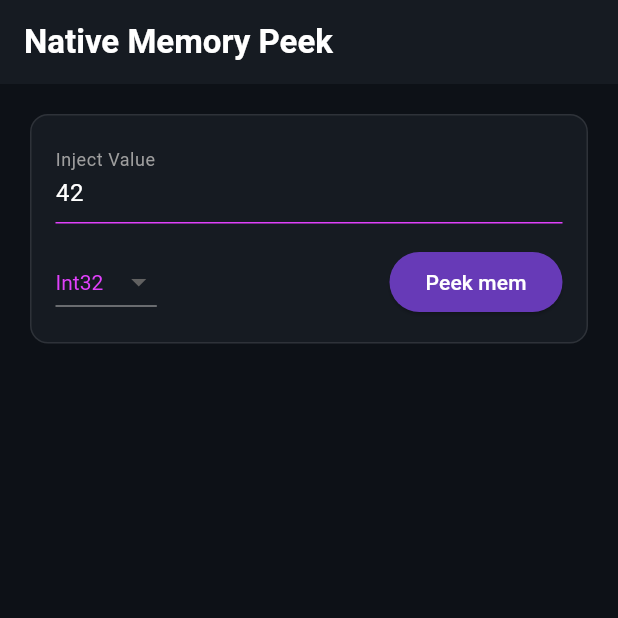
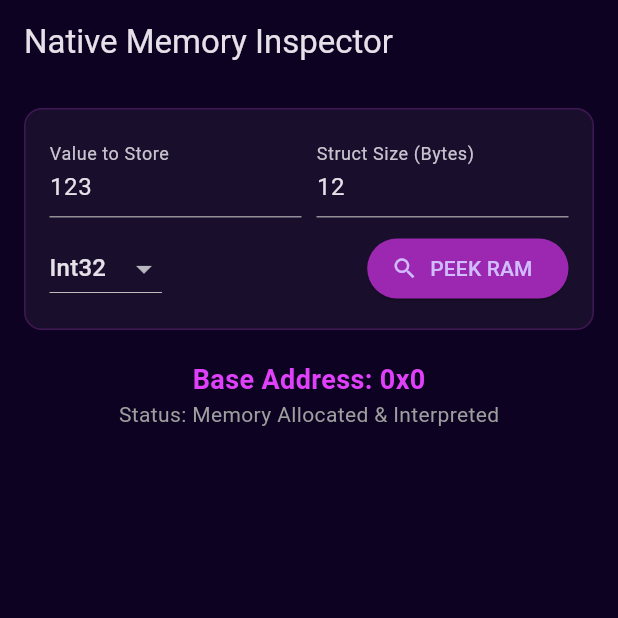
Before and after one commit to dheeraj25517-code/Inspect-native-memory-in-Dart-DevTools-project, a Flutter app: the screen it shows after launch, on a phone screen of 412 x 824 dp, the top half of it. Run offline on Flutter 3.47's test engine with Material 3 defaults, Android fonts, the phone set to English and light mode, and no system bars; missing offline and left inert: dart:ffi.

Commit message:
Added dynamic struct size support for memory inspection

```diff
--- a/lib/main.dart
+++ b/lib/main.dart
@@ -1,43 +1,76 @@
 import 'dart:ffi';
+import 'dart:typed_data';
+import 'package:flutter/material.dart';
 import 'package:ffi/ffi.dart';
-import 'package:flutter/material.dart';
 
-void main() => runApp(const MaterialApp(
-  home: MemoryInspectorApp(),
-  debugShowCheckedModeBanner: false,
-));
+void main() {
+  runApp(const MemoryInspectorApp());
+}
 
-class MemoryInspectorApp extends StatefulWidget {
+class MemoryInspectorApp extends StatelessWidget {
   const MemoryInspectorApp({super.key});
 
   @override
-  State<MemoryInspectorApp> createState() => _MemoryInspectorAppState();
+  Widget build(BuildContext context) {
+    return MaterialApp(
+      theme: ThemeData.dark().copyWith(
+        primaryColor: Colors.purple,
+        scaffoldBackgroundColor: const Color(0xFF0D0221), // Deep space blue
+      ),
+      home: const NativeInspectorHome(),
+    );
+  }
 }
 
-class _MemoryInspectorAppState extends State<MemoryInspectorApp> {
-  final TextEditingController _controller = TextEditingController(text: '42');
+class NativeInspectorHome extends StatefulWidget {
+  const NativeInspectorHome({super.key});
+
+  @override
+  State<NativeInspectorHome> createState() => _NativeInspectorHomeState();
+}
+
+class _NativeInspectorHomeState extends State<NativeInspectorHome> {
+  final TextEditingController _valController = TextEditingController(text: "123");
+  final TextEditingController _sizeController = TextEditingController(text: "12"); // Default 12 bytes
+
+  Pointer<Uint8>? _currentPtr;
+  int _address = 0;
+  List<int> _bytes = [];
   String _selectedType = 'Int32';
-  List<int> _bytes = [];
-  int? _address;
-  Pointer<Uint8>? _currentPtr;
+
+  @override
+  void dispose() {
+    if (_currentPtr != null) malloc.free(_currentPtr!);
+    super.dispose();
+  }
 
   void _runInspection() {
+    // 1. Free previous memory to prevent leaks
     if (_currentPtr != null) {
       malloc.free(_currentPtr!);
     }
 
-    final userInput = _controller.text;
-    int size = (_selectedType == 'Double') ? 8 : 4;
-    _currentPtr = malloc<Uint8>(size);
+    // 2. Parse User Inputs
+    final String valText = _valController.text;
+    final int customSize = int.tryParse(_sizeController.text) ?? 4;
 
-    if (_selectedType == 'Int32') {
-      _currentPtr!.cast<Int32>().value = int.tryParse(userInput) ?? 0;
-    } else {
-      _currentPtr!.cast<Double>().value = double.tryParse(userInput) ?? 0.0;
+    // 3. Allocate the exact number of bytes requested (Simulating a Struct size)
+    _currentPtr = malloc<Uint8>(customSize);
+
+    // 4. "Inject" value based on type if space allows
+    try {
+      if (_selectedType == 'Int32' && customSize >= 4) {
+        _currentPtr!.cast<Int32>().value = int.tryParse(valText) ?? 0;
+      } else if (_selectedType == 'Double' && customSize >= 8) {
+        _currentPtr!.cast<Double>().value = double.tryParse(valText) ?? 0.0;
+      }
+    } catch (e) {
+      // Handle edge cases where pointer cast might fail
     }
 
+    // 5. "Peek" at the raw memory bytes
     final List<int> fetchedBytes = [];
-    for (var i = 0; i < size; i++) {
+    for (int i = 0; i < customSize; i++) {
       fetchedBytes.add(_currentPtr![i]);
     }
 
@@ -50,26 +83,20 @@ class _MemoryInspectorAppState extends State<MemoryInspectorApp> {
   @override
   Widget build(BuildContext context) {
     return Scaffold(
-      backgroundColor: const Color(0xFF0D1117),
       appBar: AppBar(
-        title: const Text('Native Memory Peek',
-            style: TextStyle(fontWeight: FontWeight.bold, color: Colors.white)),
-        backgroundColor: const Color(0xFF161B22),
+        title: const Text("Native Memory Inspector"),
+        backgroundColor: Colors.transparent,
+        elevation: 0,
       ),
-      body: SingleChildScrollView(
-        padding: const EdgeInsets.all(20.0),
+      body: Padding(
+        padding: const EdgeInsets.all(16.0),
         child: Column(
-          crossAxisAlignment: CrossAxisAlignment.start,
           children: [
             _buildControlPanel(),
-            const SizedBox(height: 30),
-            if (_address != null) ...[
-              AddressHeader(),
             const SizedBox(height: 20),
-              MemoryGrid(),
-              const SizedBox(height: 30),
-              Explanation(),
-            ]
+            _buildAddressDisplay(),
+            const SizedBox(height: 20),
+            Expanded(child: _buildMemoryGrid()),
           ],
         ),
       ),
@@ -80,36 +107,46 @@ class _MemoryInspectorAppState extends State<MemoryInspectorApp> {
     return Container(
         padding: const EdgeInsets.all(16),
         decoration: BoxDecoration(
-        color: const Color(0xFF161B22),
+          color: Colors.white.withOpacity(0.05),
           borderRadius: BorderRadius.circular(12),
-        border: Border.all(color: Colors.white10),
+          border: Border.all(color: Colors.purple.withOpacity(0.3)),
         ),
         child: Column(
             children: [
-          TextField(
-            controller: _controller,
-            style: const TextStyle(color: Colors.white),
-            decoration: const InputDecoration(
-              labelText: 'Inject Value',
-              labelStyle: TextStyle(color: Colors.grey),
-              enabledBorder: UnderlineInputBorder(borderSide: BorderSide(color: Colors.purpleAccent)),
+        Row(
+        children: [
+        Expanded(
+        child: TextField(
+            controller: _valController,
+            decoration: const InputDecoration(labelText: "Value to Store"),
         ),
         ),
-          const SizedBox(height: 15),
+          const SizedBox(width: 10),
+          Expanded(
+            child: TextField(
+              controller: _sizeController,
+              keyboardType: TextInputType.number,
+              decoration: const InputDecoration(labelText: "Struct Size (Bytes)"),
+            ),
+          ),
+        ],
+        ),
+              const SizedBox(height: 10),
               Row(
                 mainAxisAlignment: MainAxisAlignment.spaceBetween,
                 children: [
                   DropdownButton<String>(
-                dropdownColor: const Color(0xFF161B22),
                     value: _selectedType,
-                style: const TextStyle(color: Colors.purpleAccent),
-                items: ['Int32', 'Double'].map((t) => DropdownMenuItem(value: t, child: Text(t))).toList(),
+                    items: ['Int32', 'Double'].map((String value) {
+                      return DropdownMenuItem<String>(value: value, child: Text(value));
+                    }).toList(),
                     onChanged: (val) => setState(() => _selectedType = val!),
                   ),
-              ElevatedButton(
+                  ElevatedButton.icon(
                     onPressed: _runInspection,
-                style: ElevatedButton.styleFrom(backgroundColor: Colors.deepPurple),
-                child: const Text('Peek mem', style: TextStyle(color: Colors.white)),
+                    icon: const Icon(Icons.search),
+                    label: const Text("PEEK RAM"),
+                    style: ElevatedButton.styleFrom(backgroundColor: Colors.purple),
                   ),
                 ],
               ),
@@ -118,41 +155,48 @@ class _MemoryInspectorAppState extends State<MemoryInspectorApp> {
     );
   }
 
-  Widget AddressHeader() {
-    return Text(
-      'ADDRESS: 0x${_address!.toRadixString(16).toUpperCase()}',
-      style: const TextStyle(color: Colors.purpleAccent, fontFamily: 'monospace', fontWeight: FontWeight.bold),
+  Widget _buildAddressDisplay() {
+    return Column(
+      children: [
+        Text(
+          "Base Address: 0x${_address.toRadixString(16).toUpperCase()}",
+          style: const TextStyle(fontSize: 18, color: Colors.purpleAccent, fontWeight: FontWeight.bold),
+        ),
+        const Text("Status: Memory Allocated & Interpreted", style: TextStyle(color: Colors.grey)),
+      ],
     );
   }
 
-  Widget MemoryGrid() {
-    return Wrap(
-      spacing: 12,
-      runSpacing: 12,
-      children: List.generate(_bytes.length, (index) {
-        bool isActive = _bytes[index] != 0;
+  Widget _buildMemoryGrid() {
+    return GridView.builder(
+      gridDelegate: const SliverGridDelegateWithFixedCrossAxisCount(
+        crossAxisCount: 4,
+        childAspectRatio: 1,
+        crossAxisSpacing: 10,
+        mainAxisSpacing: 10,
+      ),
+      itemCount: _bytes.length,
+      itemBuilder: (context, index) {
+        final byte = _bytes[index];
         return Container(
-          width: 60,
-          height: 60,
-          alignment: Alignment.center,
           decoration: BoxDecoration(
-            color: isActive ? Colors.deepPurple.withOpacity(0.3) : Colors.white.withOpacity(0.05),
-            border: Border.all(color: isActive ? Colors.purpleAccent : Colors.white10, width: 2),
-            borderRadius: BorderRadius.circular(12),
+            color: byte == 0 ? Colors.white.withOpacity(0.02) : Colors.purple.withOpacity(0.2),
+            border: Border.all(color: byte == 0 ? Colors.grey.withOpacity(0.2) : Colors.purpleAccent),
+            borderRadius: BorderRadius.circular(8),
           ),
-          child: Text(
-            _bytes[index].toRadixString(16).padLeft(2, '0').toUpperCase(),
-            style: TextStyle(color: isActive ? Colors.white : Colors.grey[700], fontWeight: FontWeight.bold),
+          child: Column(
+            mainAxisAlignment: MainAxisAlignment.center,
+            children: [
+              Text("Byte $index", style: const TextStyle(fontSize: 10, color: Colors.grey)),
+              Text(
+                byte.toRadixString(16).padLeft(2, '0').toUpperCase(),
+                style: const TextStyle(fontSize: 20, fontWeight: FontWeight.bold),
+              ),
+              Text("$byte", style: const TextStyle(fontSize: 10, color: Colors.purpleAccent)),
+            ],
           ),
         );
-      }),
-    );
-  }
-
-  Widget Explanation() {
-    return Text(
-      'The value "${_controller.text}" is stored as a $_selectedType across ${_bytes.length} bytes.',
-      style: const TextStyle(color: Colors.grey, fontSize: 13),
+      },
     );
   }
 }
```
Lines whose indentation alone changed are shown as unchanged.
